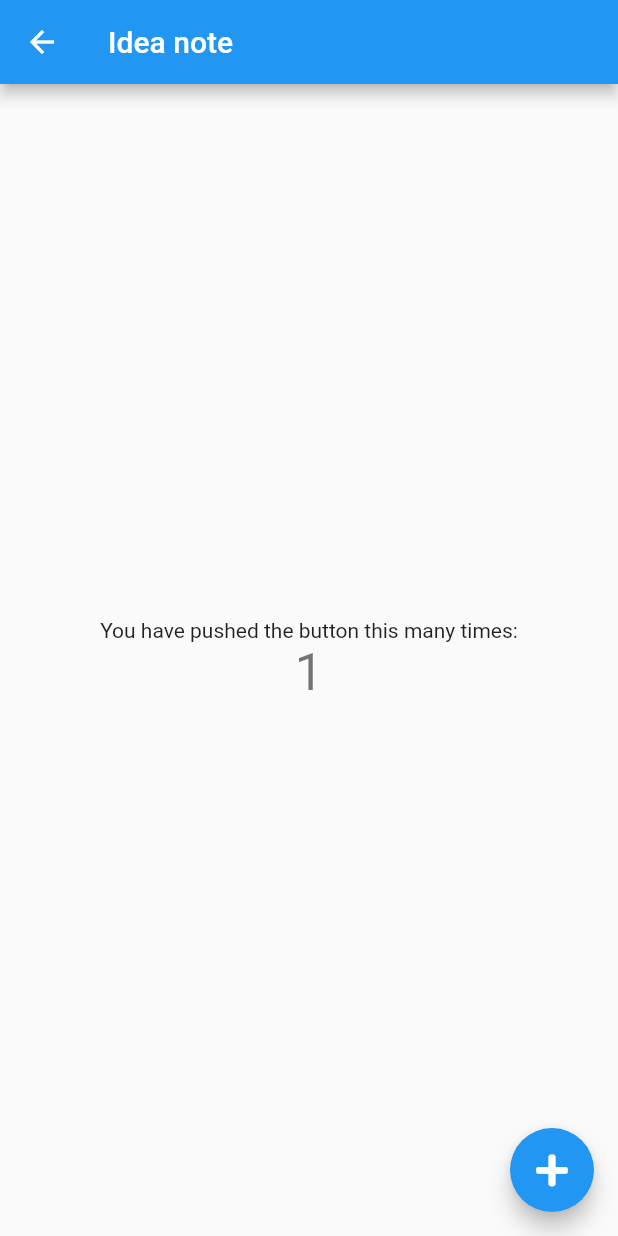
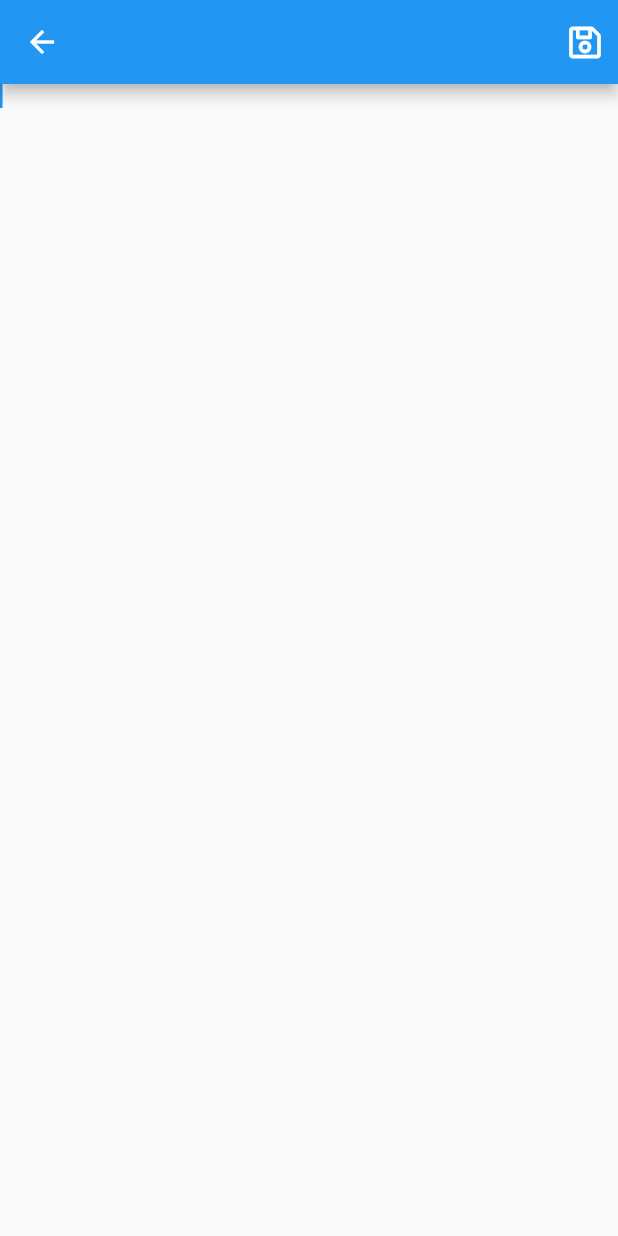
Before and after one commit to kitProject-dev/idea_note, a Flutter app: the HomeScreen screen opened by its route, after a tap on an icon or button, on a phone screen of 412 x 824 dp. Run offline on Flutter 3.47's test engine with Material 2 defaults, Android fonts, the light colour scheme and no system bars; our stand-ins replace font_awesome_flutter; missing offline and left inert: dart:html, flutter_sheet_localization; project files that could hold a hidden picture were left out.

Commit message:
Create note

```diff
--- a/lib/app.dart
+++ b/lib/app.dart
@@ -3,6 +3,8 @@ import 'package:flutter_localizations/flutter_localizations.dart';
 import 'package:idea_note/localization.dart';
 import 'package:idea_note/route.dart';
 import 'package:idea_note/screens/home_screen.dart';
+import 'package:idea_note/screens/note_edit_screen.dart';
+import 'package:idea_note/screens/note_view_screen.dart';
 import 'package:idea_note/theme.dart';
 
 class App extends StatelessWidget {
@@ -21,7 +23,13 @@ class App extends StatelessWidget {
         Widget widget;
         switch (settings.name) {
           case RoutePath.root:
-            widget = const HomeScreen();
+            widget = HomeScreen();
+            break;
+          case RoutePath.viewNote:
+            widget = NoteViewScreen(settings.arguments as int);
+            break;
+          case RoutePath.editNote:
+            widget = NoteEditScreen(settings.arguments as int);
             break;
         }
         return MaterialPageRoute<dynamic>(
--- /dev/null
+++ b/lib/bloc/note_bloc.dart
@@ -0,0 +1,40 @@
+import 'dart:async';
+
+import 'package:idea_note/entity/note.dart';
+import 'package:idea_note/model/notes_model.dart';
+import 'package:idea_note/repository/storage/storage.dart';
+
+class NoteBloc {
+  factory NoteBloc(Storage storage) {
+    final noteModel = NotesModel(storage);
+    // ignore: close_sinks
+    final addController = StreamController<Note>(sync: true);
+    // ignore: close_sinks
+    final removeController = StreamController<int>(sync: true);
+
+    final subscriptions = <StreamSubscription<dynamic>>[
+      addController.stream.listen(noteModel.add),
+      removeController.stream.listen(noteModel.remove),
+    ];
+    return NoteBloc._(addController, removeController, noteModel.noteStream,
+        noteModel, subscriptions);
+  }
+
+  NoteBloc._(this.addNote, this.removeNote, this.noteStream, this._noteModel,
+      this._subscriptions);
+
+  final Sink<Note> addNote;
+  final Sink<int> removeNote;
+  final Stream<List<String>> noteStream;
+  final NotesModel _noteModel;
+  final List<StreamSubscription<dynamic>> _subscriptions;
+
+  void dispose() {
+    addNote.close();
+    removeNote.close();
+    for (dynamic subscription in _subscriptions) {
+      subscription.cancel();
+    }
+    _noteModel.dispose();
+  }
+}
--- /dev/null
+++ b/lib/entity/note.dart
@@ -0,0 +1,11 @@
+class Note {
+  Note(this.title, this.content);
+
+  String title;
+  String content;
+
+  void update(Note note) {
+    title = note.title;
+    content = note.content;
+  }
+}
--- /dev/null
+++ b/lib/model/note_model.dart
@@ -0,0 +1,21 @@
+import 'dart:async';
+
+import 'package:idea_note/entity/note.dart';
+import 'package:idea_note/repository/storage/storage.dart';
+
+class NoteModel {
+  factory NoteModel(Storage storage) {
+    return NoteModel._(storage);
+  }
+
+  NoteModel._(this._storage);
+
+  final Storage _storage;
+
+  Future<Note> load(int index) async {
+    final note = await _storage.loadNote(index);
+    return note;
+  }
+
+  void dispose() {}
+}
--- /dev/null
+++ b/lib/model/notes_model.dart
@@ -0,0 +1,26 @@
+import 'dart:async';
+
+import 'package:idea_note/entity/note.dart';
+import 'package:idea_note/repository/storage/storage.dart';
+
+class NotesModel {
+  factory NotesModel(Storage storage) {
+    storage.loadList();
+    return NotesModel._(storage, storage.noteList);
+  }
+
+  NotesModel._(this._storage, this.noteStream);
+
+  final Storage _storage;
+  final Stream<List<String>> noteStream;
+
+  Future<void> add(Note note) async {
+    await _storage.addNote(note);
+  }
+
+  Future<void> remove(int index) async {
+    await _storage.removeNote(index);
+  }
+
+  void dispose() {}
+}
--- /dev/null
+++ b/lib/repository/storage/mobile/mobile_storage.dart
@@ -0,0 +1,75 @@
+import 'dart:async';
+import 'dart:io';
+
+import 'package:idea_note/entity/note.dart';
+import 'package:idea_note/repository/storage/storage.dart';
+import 'package:path_provider/path_provider.dart';
+
+class MobileStorage extends Storage {
+  final List<String> _noteList = <String>[];
+  final _noteListController = StreamController<List<String>>.broadcast();
+
+  @override
+  Stream<List<String>> get noteList => _noteListController.stream;
+
+  @override
+  Future<void> loadList() async {
+    if (_noteList.isNotEmpty) {
+      return;
+    }
+    final notesDirectory = await _notesDirectory;
+    final contents = notesDirectory.listSync();
+    final noteList = <File>[];
+    for (var fileOrDir in contents) {
+      if (fileOrDir is File) {
+        noteList.add(fileOrDir);
+      }
+    }
+    noteList
+        .sort((a, b) => a.lastModifiedSync().compareTo(b.lastModifiedSync()));
+    _noteList.addAll(noteList.map((f) => f.path.split('/').last));
+    _noteListController.sink.add(_noteList);
+  }
+
+  @override
+  Future<Note> loadNote(int index) async {
+    if (index == -1) {
+      return Note('', '');
+    }
+    final notesDirectory = await _notesDirectory;
+    final noteFile = File('${notesDirectory.path}/${_noteList[index]}');
+    final contents = await noteFile.readAsString();
+    return Note(_noteList[index], contents);
+  }
+
+  @override
+  Future<void> addNote(Note note) async {
+    note.title = '新規ノート${_noteList.length}';
+    final notesDirectory = await _notesDirectory;
+    final noteFile = File('${notesDirectory.path}/${note.title}');
+    await noteFile.writeAsString(note.content);
+    _noteList.add(note.title);
+    _noteListController.sink.add(_noteList);
+  }
+
+  @override
+  Future<void> removeNote(int index) async {
+    final notesDirectory = await _notesDirectory;
+    final noteFile = File('${notesDirectory.path}/${_noteList[index]}');
+    await noteFile.delete();
+    _noteList.removeAt(index);
+    _noteListController.sink.add(_noteList);
+  }
+
+  Future<Directory> get _notesDirectory async {
+    final directory = await getApplicationDocumentsDirectory();
+    final notesDirectory = Directory('${directory.path}/notes');
+    await notesDirectory.create();
+    return notesDirectory;
+  }
+
+  @override
+  void dispose() {
+    _noteListController.close();
+  }
+}
--- a/lib/route.dart
+++ b/lib/route.dart
@@ -1,4 +1,6 @@
 
 class RoutePath {
   static const String root = '/';
+  static const String viewNote = '/view_note';
+  static const String editNote = '/edit_note';
 }
--- a/lib/screens/home_screen.dart
+++ b/lib/screens/home_screen.dart
@@ -1,49 +1,83 @@
 import 'package:flutter/cupertino.dart';
 import 'package:flutter/material.dart';
 import 'package:font_awesome_flutter/font_awesome_flutter.dart';
+import 'package:idea_note/bloc/note_bloc.dart';
+import 'package:idea_note/entity/note.dart';
 import 'package:idea_note/localization.dart';
+import 'package:idea_note/repository/storage/storage.dart';
+import 'package:idea_note/route.dart';
+import 'package:provider/provider.dart';
 
-class HomeScreen extends StatefulWidget {
-  const HomeScreen({Key key}) : super(key: key);
-
-  @override
-  _HomeScreenState createState() => _HomeScreenState();
-}
-
-class _HomeScreenState extends State<HomeScreen> {
-  int _counter = 0;
-
-  void _incrementCounter() {
-    setState(() {
-      _counter++;
-    });
-  }
-
+class HomeScreen extends StatelessWidget {
   @override
   Widget build(BuildContext context) {
-    return Scaffold(
-      appBar: AppBar(
-        title: Text(AppLocalizations.of(context).title),
-      ),
-      body: Center(
-        child: Column(
-          mainAxisAlignment: MainAxisAlignment.center,
-          children: <Widget>[
-            const Text(
-              'You have pushed the button this many times:',
-            ),
-            Text(
-              '$_counter',
-              style: Theme.of(context).textTheme.display1,
-            ),
-          ],
+    final storage = Provider.of<Storage>(context);
+    final noteBloc = NoteBloc(storage);
+    return MultiProvider(
+      providers: [
+        Provider<NoteBloc>(
+            create: (_) => noteBloc,
+            dispose: (context, value) => value.dispose()),
+      ],
+      child: Scaffold(
+        appBar: AppBar(
+          title: SelectableText(AppLocalizations.of(context).title),
         ),
-      ),
-      floatingActionButton: FloatingActionButton(
-        onPressed: _incrementCounter,
-        tooltip: 'Increment',
-        child: const Icon(FontAwesomeIcons.plus),
+        body: _buildBody(),
+        floatingActionButton: FloatingActionButton(
+          onPressed: () async {
+            final note = await Navigator.of(context).pushNamed(
+              RoutePath.editNote,
+              arguments: -1,
+            ) as Note;
+            if (note == null) {
+              return;
+            }
+            noteBloc.addNote.add(note);
+          },
+          child: Icon(FontAwesomeIcons.plus),
+        ),
       ),
     );
   }
+
+  Widget _buildBody() {
+    return Builder(
+      builder: (context) {
+        final noteBloc = Provider.of<NoteBloc>(context);
+        final themeData = Theme.of(context);
+        return StreamBuilder(
+          stream: noteBloc.noteStream,
+          initialData: const <String>[],
+          builder: (context, snapShot) {
+            final noteList = snapShot.data as List<String>;
+            return ListView.builder(
+              itemCount: noteList.length,
+              itemBuilder: (context, index) {
+                return Container(
+                  width: double.infinity,
+                  child: InkWell(
+                    child: Padding(
+                      padding: const EdgeInsets.all(5),
+                      child: Text(
+                        noteList[index],
+                        style: TextStyle(
+                          fontSize: themeData.textTheme.body1.fontSize,
+                        ),
+                      ),
+                    ),
+                    onTap: () async => await Navigator.of(context).pushNamed(
+                      RoutePath.viewNote,
+                      arguments: index,
+                    ) as Note,
+                    onLongPress: () => noteBloc.removeNote.add(index),
+                  ),
+                );
+              },
+            );
+          },
+        );
+      },
+    );
+  }
 }
--- /dev/null
+++ b/lib/screens/note_edit_screen.dart
@@ -0,0 +1,57 @@
+import 'package:flutter/material.dart';
+import 'package:font_awesome_flutter/font_awesome_flutter.dart';
+import 'package:idea_note/entity/note.dart';
+import 'package:idea_note/model/note_model.dart';
+import 'package:idea_note/repository/storage/storage.dart';
+import 'package:idea_note/widgets/note_edit_body.dart';
+import 'package:provider/provider.dart';
+
+class NoteEditScreen extends StatelessWidget {
+  const NoteEditScreen(this._index);
+
+  final int _index;
+
+  @override
+  Widget build(BuildContext context) {
+    final storage = Provider.of<Storage>(context);
+    final noteModel = NoteModel(storage);
+    return FutureBuilder<Note>(
+      initialData: null,
+      future: noteModel.load(_index),
+      builder: (context, snapshot) {
+        final note = snapshot.data;
+        return note == null
+            ? Container()
+            : MultiProvider(
+                providers: [
+                  Provider.value(
+                    value: note,
+                  ),
+                ],
+                child: Builder(
+                  builder: (context) {
+                    final note = Provider.of<Note>(context);
+                    return Scaffold(
+                      appBar: AppBar(
+                        title: SelectableText(note.title),
+                        actions: <Widget>[
+                          Padding(
+                            padding: const EdgeInsets.only(left: 10, right: 10),
+                            child: InkWell(
+                              onTap: () {
+                                Navigator.of(context).pop(note);
+                              },
+                              child: Icon(FontAwesomeIcons.save),
+                            ),
+                          ),
+                        ],
+                      ),
+                      body: const NoteEditBody(),
+                    );
+                  },
+                ),
+              );
+      },
+    );
+  }
+}
--- /dev/null
+++ b/lib/widgets/note_edit_body.dart
@@ -0,0 +1,59 @@
+import 'package:flutter/cupertino.dart';
+import 'package:flutter/material.dart';
+import 'package:idea_note/entity/note.dart';
+import 'package:provider/provider.dart';
+
+class NoteEditBody extends StatefulWidget {
+  const NoteEditBody();
+
+  @override
+  _NoteEditBodyState createState() => _NoteEditBodyState();
+}
+
+class _NoteEditBodyState extends State<NoteEditBody> {
+  TextEditingController _textEditingController;
+  final FocusNode _focus = FocusNode();
+
+  @override
+  void initState() {
+    super.initState();
+    _textEditingController = TextEditingController(); // <- こんな感じ
+  }
+
+  @override
+  void dispose() {
+    _textEditingController.dispose();
+    super.dispose();
+  }
+
+  @override
+  Widget build(BuildContext context) {
+    final note = Provider.of<Note>(context);
+    final themeData = Theme.of(context);
+    _textEditingController.text = note.content;
+    return Stack(
+      children: <Widget>[
+        GestureDetector(
+          behavior: HitTestBehavior.translucent,
+          child: Container(),
+          onTap: () => FocusScope.of(context).requestFocus(_focus),
+        ),
+        Scrollbar(
+          child: TextField(
+            controller: _textEditingController,
+            onChanged: (text) => note.content = text,
+            focusNode: _focus,
+            autofocus: true,
+            maxLines: null,
+            style: themeData.textTheme.body1,
+            decoration: InputDecoration(
+              border: InputBorder.none,
+              contentPadding: const EdgeInsets.all(0),
+              isDense: true,
+            ),
+          ),
+        ),
+      ],
+    );
+  }
+}
--- a/pubspec.yaml
+++ b/pubspec.yaml
@@ -15,6 +15,8 @@ dependencies:
 
   flutter_sheet_localization: ^1.0.0
   font_awesome_flutter: ^8.5.0
+  path_provider: ^1.5.1
+  provider: ^4.0.2
 
 dev_dependencies:
   flutter_test:
```
Also changed, not shown: lib/main_mobile.dart (+14 -1 lines), lib/main_web.dart (+14 -1 lines), lib/repository/storage/storage.dart (added, +15 -0 lines), lib/repository/storage/web/web_storage.dart (added, +48 -0 lines), lib/screens/note_view_screen.dart (added, +49 -0 lines), pubspec.lock, 2 other files.
